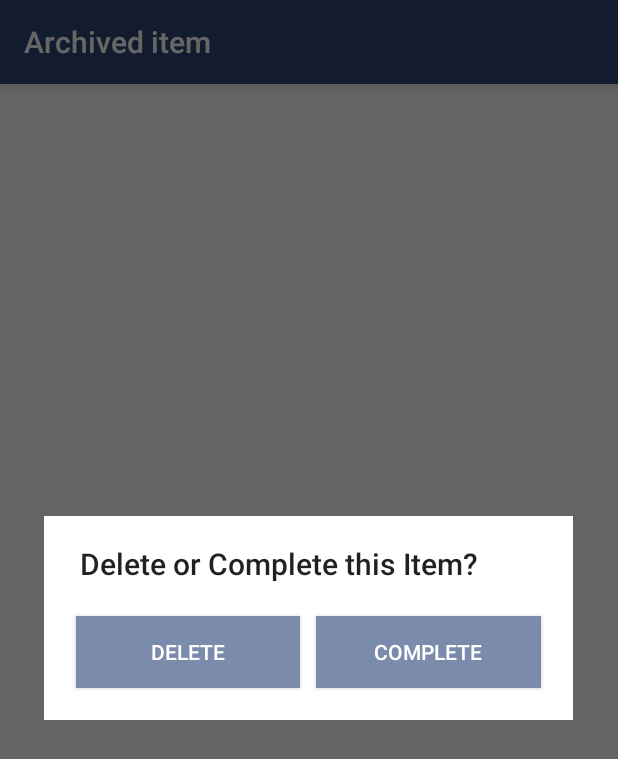
After one commit to ShawnDuan/simpleTodo, an Android app: the fragment DeleteOrCompleteDialogFragment placed in its activity, on a phone screen of 412 x 824 dp. The commit adds this screen. Shown: the top 759 px of the screen. Run offline under Robolectric (Android 15) with nearby library versions, the phone set to English and light mode, and no system bars; libraries missing offline, so code that uses them is left out: io.realm; 5 statements that could not run were skipped.

Commit message:
Show dialog for choosing delete or complete an item, when you long click on an item.

```diff
--- /dev/null
+++ b/app/src/main/java/com/shawn_duan/simpletodo/DeleteOrCompleteDialogFragment.java
@@ -0,0 +1,107 @@
+package com.shawn_duan.simpletodo;
+
+import android.app.Dialog;
+import android.os.Bundle;
+import android.support.annotation.NonNull;
+import android.support.annotation.Nullable;
+import android.support.v4.app.DialogFragment;
+import android.view.LayoutInflater;
+import android.view.View;
+import android.view.ViewGroup;
+import android.widget.Button;
+import android.widget.EditText;
+import android.widget.NumberPicker;
+
+import com.shawn_duan.simpletodo.models.TodoItem;
+
+import io.realm.Realm;
+
+/**
+ * Created by sduan on 9/30/16.
+ */
+
+public class DeleteOrCompleteDialogFragment extends DialogFragment {
+    private final static String TAG = "DeleteOrCompleteDialogFragment";
+    private Realm mRealm;
+    private Button btDelete, btComplete;
+    private int mPosition;
+    private long mTimestamp;
+
+    public DeleteOrCompleteDialogFragment() {
+
+    }
+
+    public static DeleteOrCompleteDialogFragment newInstance(int position, long timestamp) {
+        DeleteOrCompleteDialogFragment deleteOrCompleteDialogFragment = new DeleteOrCompleteDialogFragment();
+        Bundle args = new Bundle();
+        args.putInt("position", position);
+        args.putLong("timestamp", timestamp);
+        deleteOrCompleteDialogFragment.setArguments(args);
+        return deleteOrCompleteDialogFragment;
+    }
+
+    @Override
+    public void onCreate(Bundle savedInstanceState) {
+        super.onCreate(savedInstanceState);
+        mRealm = Realm.getDefaultInstance();
+
+        if (getArguments() != null) {
+            mPosition = getArguments().getInt("position", -1);
+            mTimestamp = getArguments().getLong("timestamp", 0);
+        }
+    }
+
+    @Nullable
+    @Override
+    public View onCreateView(LayoutInflater inflater, ViewGroup container, Bundle savedInstanceState) {
+        View view = inflater.inflate(R.layout.fragment_delete_or_compete, container);
+
+        btComplete = (Button) view.findViewById(R.id.btComplete);
+        btDelete = (Button) view.findViewById(R.id.btDelete);
+
+        final TodoItem item = mRealm.where(TodoItem.class).equalTo("timestamp", mTimestamp).findFirst();
+
+        btComplete.setOnClickListener(new View.OnClickListener() {
+            @Override
+            public void onClick(View view) {
+                Realm.getDefaultInstance().executeTransaction(new Realm.Transaction() {
+                    @Override
+                    public void execute(Realm realm) {
+                        item.setIsDone(true);
+                    }
+                });
+                ((MainActivity) getActivity()).mItemsAdapter.notifyItemRemoved(mPosition);
+                getDialog().dismiss();
+            }
+        });
+        btDelete.setOnClickListener(new View.OnClickListener() {
+            @Override
+            public void onClick(View view) {
+                Realm.getDefaultInstance().executeTransaction(new Realm.Transaction() {
+                    @Override
+                    public void execute(Realm realm) {
+                        item.deleteFromRealm(); // Delete and remove object directly
+                    }
+                });
+                ((MainActivity) getActivity()).mItemsAdapter.notifyItemRemoved(mPosition);
+                getDialog().dismiss();
+            }
+        });
+
+        return view;
+    }
+
+    @Override
+    public void onResume() {
+        super.onResume();
+        getDialog().getWindow().setLayout((6 * getResources().getDisplayMetrics().widthPixels)/7, ViewGroup.LayoutParams.WRAP_CONTENT);
+    }
+
+    @NonNull
+    @Override
+    public Dialog onCreateDialog(Bundle savedInstanceState) {
+        Dialog dialog = super.onCreateDialog(savedInstanceState);
+        dialog.setTitle("Delete or Complete this Item?");
+        return dialog;
+    }
+}
--- a/app/src/main/java/com/shawn_duan/simpletodo/ItemOngoingActivity.java
+++ b/app/src/main/java/com/shawn_duan/simpletodo/ItemOngoingActivity.java
@@ -36,6 +36,7 @@ public class ItemOngoingActivity extends AppCompatActivity {
         setContentView(R.layout.activity_ongoing);
         mToolbar = (Toolbar) findViewById(R.id.toolbar);
         setSupportActionBar(mToolbar);
+        getSupportActionBar().setTitle("Working On Item...");
 
         tvTitle = (TextView) findViewById(R.id.tvTitle);
         tvContent = (TextView) findViewById(R.id.tvContent);
--- /dev/null
+++ b/app/src/main/res/layout/fragment_delete_or_compete.xml
@@ -0,0 +1,28 @@
+<?xml version="1.0" encoding="utf-8"?>
+<LinearLayout xmlns:android="http://schemas.android.com/apk/res/android"
+              xmlns:app="http://schemas.android.com/apk/res-auto"
+              android:orientation="horizontal"
+              android:layout_width="match_parent"
+              android:layout_height="match_parent"
+              android:padding="@dimen/activity_vertical_margin">
+
+        <Button
+            android:text="Delete"
+            android:layout_width="0dp"
+            android:layout_height="wrap_content"
+            android:layout_margin="5dp"
+            android:id="@+id/btDelete"
+            android:textColor="@color/white"
+            android:background="@color/customize_Verylight"
+            android:layout_weight="1"/>
+
+        <Button
+            android:text="Complete"
+            android:layout_width="0dp"
+            android:layout_height="wrap_content"
+            android:layout_margin="5dp"
+            android:id="@+id/btComplete"
+            android:textColor="@color/white"
+            android:background="@color/customize_Verylight"
+            android:layout_weight="1"/>
+</LinearLayout>
--- a/app/src/main/res/layout/fragment_edit_item.xml
+++ b/app/src/main/res/layout/fragment_edit_item.xml
@@ -19,6 +19,9 @@
         android:layout_height="wrap_content"
         android:inputType="text"
         android:layout_marginBottom="20dp"
+        android:textSize="16dp"
+        android:padding="8dp"
+        android:background="@drawable/bg_rectangle"
         android:imeOptions="actionDone"/>
 
     <TextView
@@ -33,6 +36,9 @@
         android:layout_width="match_parent"
         android:layout_height="wrap_content"
         android:inputType="text"
+        android:textSize="16dp"
+        android:padding="8dp"
+        android:background="@drawable/bg_rectangle"
         android:layout_marginBottom="20dp"
         android:imeOptions="actionDone"/>
 
```
Also changed, not shown: app/src/main/java/com/shawn_duan/simpletodo/TodoListAdapter.java (+7 -9 lines).
